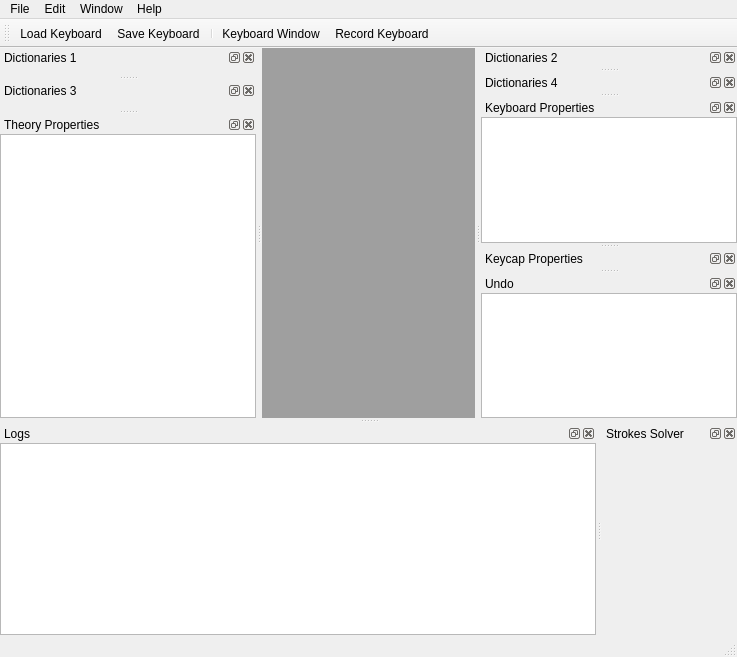
The window that Sources/Main/MainWindow.ui (FromtonRouge/KaladriusTrainer) describes before a commit, drawn with Qt 5.
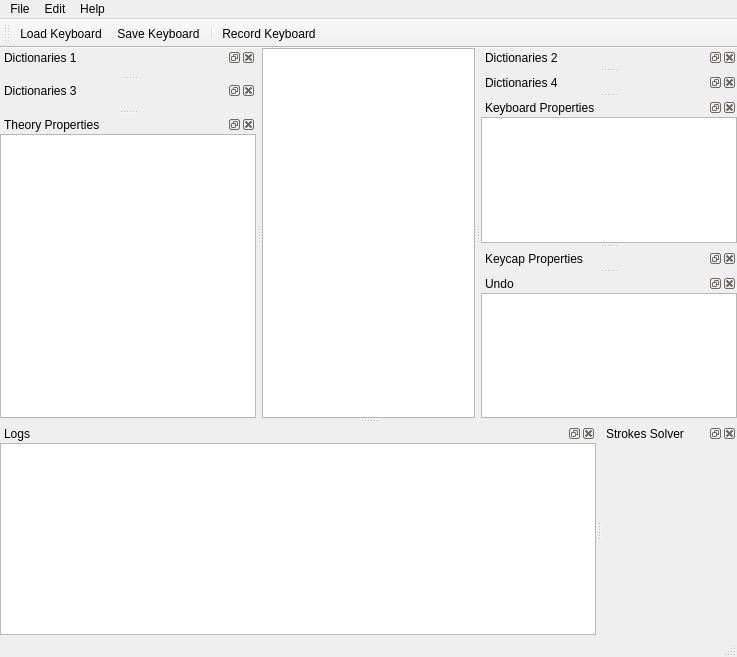
The same window after the commit. Icons and pictures are not drawn. Custom widgets are drawn as their Qt base class.

Commit message: No more mdi subwindows + Dock states are restored properly when the window is maximized

Patch:
```diff
--- a/Sources/Main/MainWindow.ui
+++ b/Sources/Main/MainWindow.ui
@@ -32,7 +32,7 @@
      <number>0</number>
     </property>
     <item row="0" column="0">
-     <widget class="QMdiArea" name="mdiArea"/>
+     <widget class="KeyboardGraphicsView" name="graphicsView"/>
     </item>
    </layout>
   </widget>
@@ -42,7 +42,7 @@
      <x>0</x>
      <y>0</y>
      <width>737</width>
-     <height>22</height>
+     <height>20</height>
     </rect>
    </property>
    <widget class="QMenu" name="menuFile">
@@ -88,12 +88,6 @@
     <addaction name="separator"/>
     <addaction name="actionQuit"/>
    </widget>
-   <widget class="QMenu" name="menuWindow">
-    <property name="title">
-     <string>Window</string>
-    </property>
-    <addaction name="actionKeyboard_Window"/>
-   </widget>
    <widget class="QMenu" name="menuHelp">
     <property name="title">
      <string>Help</string>
@@ -107,7 +101,6 @@
    </widget>
    <addaction name="menuFile"/>
    <addaction name="menuEdit"/>
-   <addaction name="menuWindow"/>
    <addaction name="menuHelp"/>
   </widget>
   <widget class="QStatusBar" name="statusBar"/>
@@ -350,7 +343,6 @@
    <addaction name="actionLoad_Keyboard"/>
    <addaction name="actionSave_Keyboard"/>
    <addaction name="separator"/>
-   <addaction name="actionKeyboard_Window"/>
    <addaction name="actionRecord_Keyboard"/>
   </widget>
   <widget class="QDockWidget" name="dockWidgetTheory">
@@ -458,15 +450,6 @@
     <string>F6</string>
    </property>
   </action>
-  <action name="actionKeyboard_Window">
-   <property name="icon">
-    <iconset resource="../../Resources/ProgrammerStenoTutor.qrc">
-     <normaloff>:/Icons/keyboard-full.png</normaloff>:/Icons/keyboard-full.png</iconset>
-   </property>
-   <property name="text">
-    <string>Keyboard Window</string>
-   </property>
-  </action>
   <action name="actionAbout">
    <property name="icon">
     <iconset resource="../../Resources/ProgrammerStenoTutor.qrc">
@@ -611,6 +594,11 @@
    <header>StrokesSolver/StrokesSolverWidget.h</header>
    <container>1</container>
   </customwidget>
+  <customwidget>
+   <class>KeyboardGraphicsView</class>
+   <extends>QGraphicsView</extends>
+   <header>Keyboards/KeyboardGraphicsView.h</header>
+  </customwidget>
  </customwidgets>
  <resources>
   <include location="../../Resources/ProgrammerStenoTutor.qrc"/>
```
The commit also changes 6 other files.
